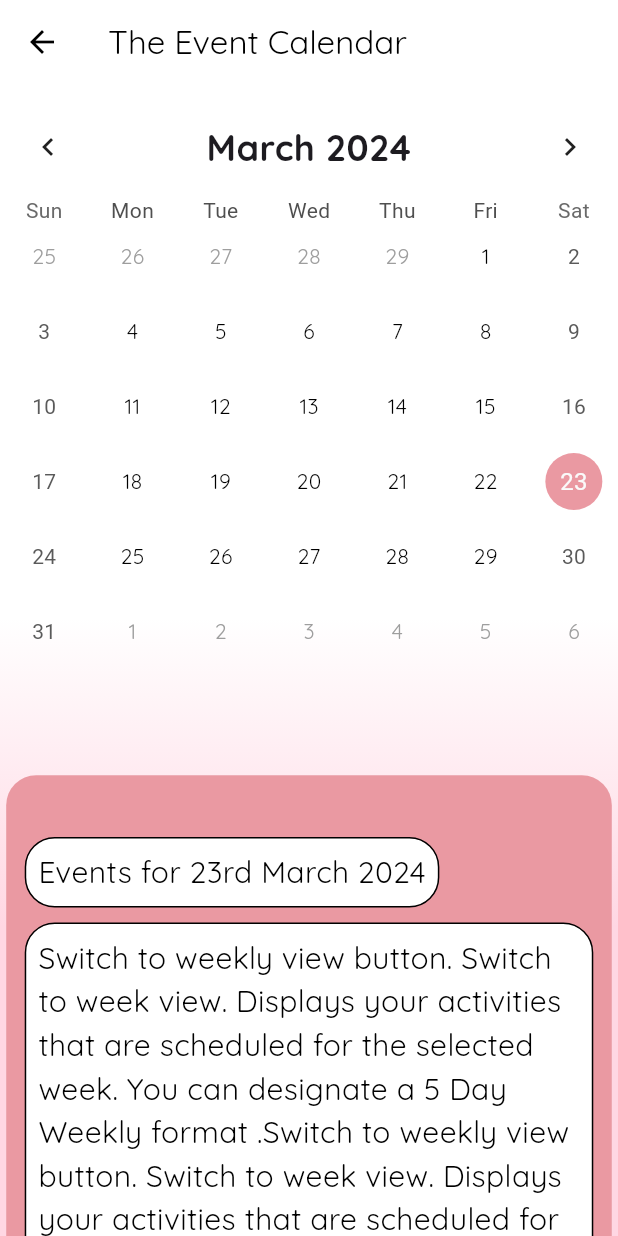
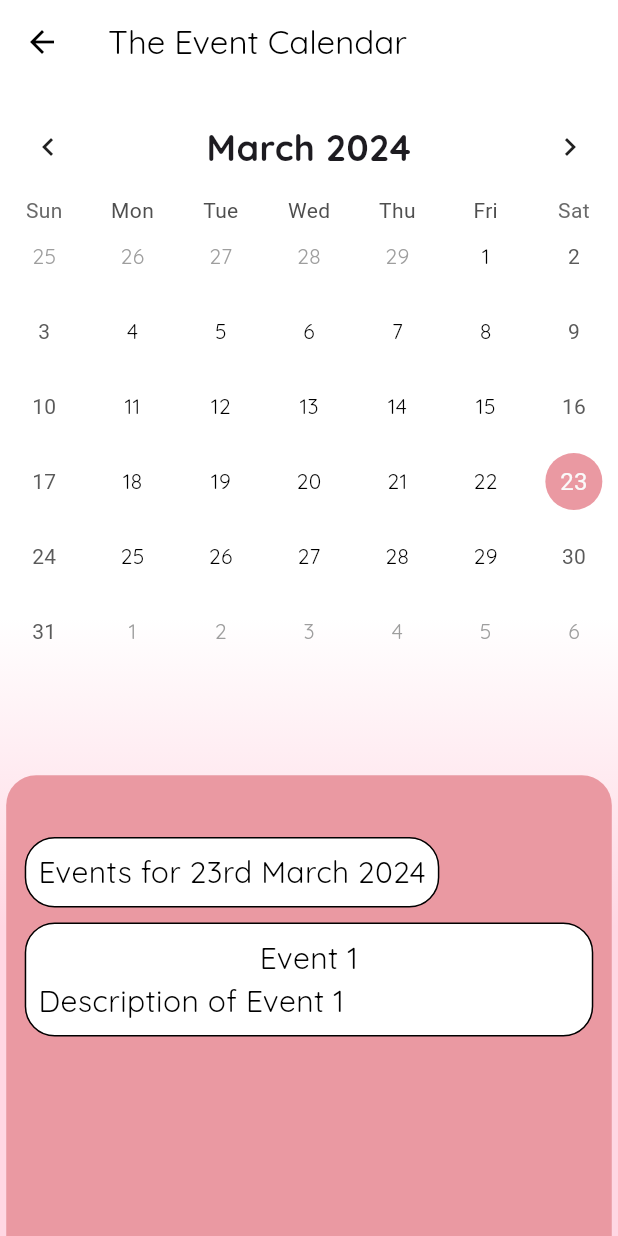
Before and after one commit to FirefoxSRV/Amrita_club_application, a Flutter app: the screen it shows after launch, scrolled down 141 dp, after a tap on the "calendar month" icon, on a phone screen of 412 x 824 dp. Run offline on Flutter 3.47's test engine with Material 3 defaults, Android fonts, the phone set to English and light mode, and no system bars; drawn by our look-alikes of table_calendar; our stand-ins replace animated_text_kit, font_awesome_flutter, google_fonts.

Commit message:
Event list made dynamic - Bug to fix : If event for a particular day is not present, display "no events"

```diff
--- a/lib/Models/event.dart
+++ b/lib/Models/event.dart
@@ -4,6 +4,7 @@ import 'package:flutter/material.dart';
 class Event {
   final String title;
   final String description;
+  final DateTime date;
 
-  Event({required this.title, required this.description});
+  Event({required this.title, required this.description, required this.date});
 }
--- a/lib/Screens/CalendarScreen/calendar_screen.dart
+++ b/lib/Screens/CalendarScreen/calendar_screen.dart
@@ -3,6 +3,8 @@ import 'package:flutter/material.dart';
 import 'package:google_fonts/google_fonts.dart';
 import 'package:intl/intl.dart';
 import 'package:table_calendar/table_calendar.dart';
+
+import '../../Models/event.dart';
 
 class CalendarScreen extends StatefulWidget {
   const CalendarScreen({super.key});
@@ -12,11 +14,14 @@ class CalendarScreen extends StatefulWidget {
 
 class _CalendarScreenState extends State<CalendarScreen> {
   DateTime today = DateTime.now();
+  List<Event> selectedDayEvents = [];
+
 
   void _onDaySelected(DateTime day, DateTime focusedDay){
     setState(() {
       today = day;
     });
+    _fetchEventsForDay(day);
   }
 
   String getOrdinal(int number) {
@@ -34,6 +39,32 @@ class _CalendarScreenState extends State<CalendarScreen> {
         return '${number}th';
     }
   }
+  void _fetchEventsForDay(DateTime day) async {
+    var eventsForTheDay = await getEventsForDate(day); // This is a placeholder
+    setState(() {
+      selectedDayEvents = eventsForTheDay;
+    });
+  }
+
+
+  @override
+  void initState() {
+    super.initState();
+    _fetchEventsForDay(today);
+  }
+
+
+  Future<List<Event>> getEventsForDate(DateTime date) async {
+    List<Event> allEvents = [
+      Event(title: "Event 1", description: "Description of Event 1", date: DateTime.now()),
+      Event(title: "Event 2", description: "Description of Event 2", date: DateTime(2024, 3, 26)),
+      Event(title: "Event 3", description: "Description of Event 3", date: DateTime(2024, 3, 27)),
+    ];
+    return allEvents.where((event) => isSameDay(event.date, date)).toList();
+  }
+
+
+
 
   String formatEventDate(String dateStr) {
     print(dateStr);
@@ -109,9 +140,9 @@ class _CalendarScreenState extends State<CalendarScreen> {
         ),
         bottomSheet: DraggableScrollableSheet(
           expand: false,
-          initialChildSize: 0.4, // Initial size of the bottom sheet when built
-          minChildSize: 0.4, // Minimum size of the bottom sheet (collapsed state)
-          maxChildSize: 1, // Maximum size of the bottom sheet when expanded
+          initialChildSize: 0.4,
+          minChildSize: 0.4,
+          maxChildSize: 1,
           builder: (BuildContext context,ScrollController scrollController) {
             return Container(
               decoration: BoxDecoration(
@@ -122,8 +153,9 @@ class _CalendarScreenState extends State<CalendarScreen> {
               child: ListView.builder(
                 shrinkWrap: true,
                 controller: scrollController,
-                itemCount: 2,
+                itemCount: selectedDayEvents.length,
                 itemBuilder: (BuildContext context, int index) {
+                  Event event = selectedDayEvents[index];
                       return Column(
                         crossAxisAlignment: CrossAxisAlignment.start,
                         children: [
@@ -138,7 +170,7 @@ class _CalendarScreenState extends State<CalendarScreen> {
                               ),
                               child: Padding(
                                 padding: const EdgeInsets.all(8.0),
-                            child: Text("Events for "+ formatEventDate(today.toString().split(' ')[0]),style: GoogleFonts.quicksand(color:Colors.black,fontSize:20),),
+                                child: Text("Events for "+ formatEventDate(event.date.toString()),style: GoogleFonts.quicksand(color:Colors.black,fontSize:20),),
                               ),
                             ),
                           ),
@@ -146,6 +178,7 @@ class _CalendarScreenState extends State<CalendarScreen> {
                           Padding(
                             padding:EdgeInsets.only(left: MediaQuery.of(context).size.width*0.03,right:MediaQuery.of(context).size.width*0.03 ),
                             child: Container(
+                              width: MediaQuery.of(context).size.width,
                               decoration: BoxDecoration(
                                 borderRadius: BorderRadius.circular(20),
                                 border: Border.all(color: Colors.black),
@@ -153,15 +186,67 @@ class _CalendarScreenState extends State<CalendarScreen> {
                               ),
                               child: Padding(
                                 padding: const EdgeInsets.all(8.0),
-                            child: Text("Switch to weekly view button. Switch to week view. Displays your activities that are scheduled for the selected week. You can designate a 5 Day Weekly format .Switch to weekly view button. Switch to week view. Displays your activities that are scheduled for the selected week. You can designate a 5 Day Weekly format .Switch to weekly view button. Switch to week view. Displays your activities that are scheduled for the selected week. You can designate a 5 Day Weekly format .",style: GoogleFonts.quicksand(color:Colors.black,fontSize:20),),
+                                child: Column(
+                                  crossAxisAlignment: CrossAxisAlignment.start,
+                                  children: [
+                                    Center(child: Text(event.title,style: GoogleFonts.quicksand(color:Colors.black,fontSize:20),)),
+                                    Text(event.description,style: GoogleFonts.quicksand(color:Colors.black,fontSize:20),),
+                                  ],
+                                ),
                               ),
                             ),
                           )
                         ],
                       );
+                  // return ListTile(
+                  //   title: Text(event.title, style: GoogleFonts.quicksand(color: Colors.black, fontSize: 20)),
+                  //   subtitle: Text("${event.description} - ${DateFormat('yyyy-MM-dd').format(event.date)}", style: GoogleFonts.quicksand(color: Colors.grey, fontSize: 16)),
+                  // );
                 },
-
               ),
+              // child: ListView.builder(
+              //   shrinkWrap: true,
+              //   controller: scrollController,
+              //   itemCount: 2,
+              //   itemBuilder: (BuildContext context, int index) {
+              //     return Column(
+              //       crossAxisAlignment: CrossAxisAlignment.start,
+              //       children: [
+              //         SizedBox(height: MediaQuery.of(context).size.height*0.05,),
+              //         Padding(
+              //           padding:EdgeInsets.only(left: MediaQuery.of(context).size.width*0.03),
+              //           child: Container(
+              //             decoration: BoxDecoration(
+              //               borderRadius: BorderRadius.circular(20),
+              //               border: Border.all(color: Colors.black),
+              //               color: Colors.white,
+              //             ),
+              //             child: Padding(
+              //               padding: const EdgeInsets.all(8.0),
+              //               child: Text("Events for "+ formatEventDate(today.toString().split(' ')[0]),style: GoogleFonts.quicksand(color:Colors.black,fontSize:20),),
+              //             ),
+              //           ),
+              //         ),
+              //         SizedBox(height: 10,),
+              //         Padding(
+              //           padding:EdgeInsets.only(left: MediaQuery.of(context).size.width*0.03,right:MediaQuery.of(context).size.width*0.03 ),
+              //           child: Container(
+              //             decoration: BoxDecoration(
+              //               borderRadius: BorderRadius.circular(20),
+              //               border: Border.all(color: Colors.black),
+              //               color: Colors.white,
+              //             ),
+              //             child: Padding(
+              //               padding: const EdgeInsets.all(8.0),
+              //               child: Text("Switch to weekly view button. Switch to week view. Displays your activities that are scheduled for the selected week. You can designate a 5 Day Weekly format .Switch to weekly view button. Switch to week view. Displays your activities that are scheduled for the selected week. You can designate a 5 Day Weekly format .Switch to weekly view button. Switch to week view. Displays your activities that are scheduled for the selected week. You can designate a 5 Day Weekly format .",style: GoogleFonts.quicksand(color:Colors.black,fontSize:20),),
+              //             ),
+              //           ),
+              //         )
+              //       ],
+              //     );
+              //   },
+              //
+              // ),
             );
           },
 
```
Lines whose indentation alone changed are shown as unchanged.
